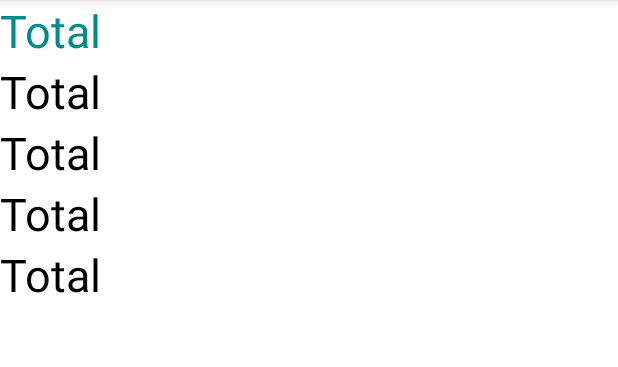
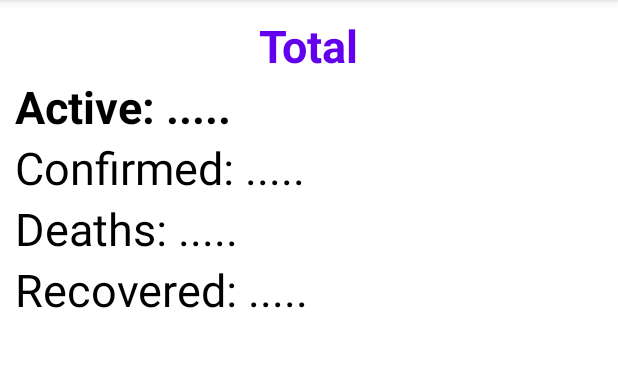
Before and after one commit to epraneeth98/Covid-Cases-Data, an Android app: the StateDataActivity screen opened directly, with no data from a screen before it, on a phone screen of 412 x 824 dp, the part 84-451 px from its top. Run offline under Robolectric (Android 15) with nearby library versions, the phone set to English and light mode, and no system bars; network calls fail; 6 statements that could not run were skipped.

Commit message:
Minor UI changes

```diff
--- a/app/src/main/res/layout/activity_state_data2.xml
+++ b/app/src/main/res/layout/activity_state_data2.xml
@@ -2,32 +2,44 @@
     xmlns:tools="http://schemas.android.com/tools"
     android:layout_width="match_parent"
     android:layout_height="match_parent"
-    android:orientation="vertical">
+    android:orientation="vertical"
+    android:padding="10dp">
 
     <TextView
         android:id="@+id/tv_state_name"
-        android:layout_width="match_parent"
+        android:layout_width="wrap_content"
         android:layout_height="wrap_content"
         android:layout_gravity="center"
         android:text="Total"
-        android:textColor="@color/dark_cyan"
-        android:textSize="30sp" />
+        android:textColor="@color/purple_500"
+        android:textSize="30sp"
+        android:textStyle="bold" />
 
     <TextView
         android:id="@+id/tv_total_state_active"
         android:layout_width="match_parent"
         android:layout_height="wrap_content"
         android:layout_gravity="center"
-        android:text="Total"
+        android:text="Active: ....."
         android:textColor="@color/black"
-        android:textSize="30sp" />
+        android:textSize="30sp"
+        android:textStyle="bold" />
 
     <TextView
         android:id="@+id/tv_total_state_confirmed"
         android:layout_width="match_parent"
         android:layout_height="wrap_content"
         android:layout_gravity="center"
-        android:text="Total"
+        android:text="Confirmed: ....."
+        android:textColor="@color/black"
+        android:textSize="30sp" />
+
+    <TextView
+        android:id="@+id/tv_total_state_deceased"
+        android:layout_width="match_parent"
+        android:layout_height="wrap_content"
+        android:layout_gravity="center"
+        android:text="Deaths: ....."
         android:textColor="@color/black"
         android:textSize="30sp" />
 
@@ -36,16 +48,7 @@
         android:layout_width="match_parent"
         android:layout_height="wrap_content"
         android:layout_gravity="center"
-        android:text="Total"
-        android:textColor="@color/black"
-        android:textSize="30sp" />
-
-    <TextView
-        android:id="@+id/tv_total_state_deceased"
-        android:layout_width="match_parent"
-        android:layout_height="wrap_content"
-        android:layout_gravity="center"
-        android:text="Total"
+        android:text="Recovered: ....."
         android:textColor="@color/black"
         android:textSize="30sp" />
 
--- a/app/src/main/res/layout/simple_list_item_1.xml
+++ b/app/src/main/res/layout/simple_list_item_1.xml
@@ -2,7 +2,7 @@
     android:id="@android:id/text1"
     android:layout_width="fill_parent"
     android:layout_height="wrap_content"
-    android:background="@color/light_grey"
+    android:background="@color/very_light_grey"
     android:padding="3dp"
     android:textColor="@color/black"
     android:textSize="20dp" />
--- a/app/src/main/res/values/colors.xml
+++ b/app/src/main/res/values/colors.xml
@@ -5,7 +5,7 @@
     <color name="purple_700">#FF3700B3</color>
     <color name="teal_200">#FF03DAC5</color>
     <color name="teal_700">#FF018786</color>
-    <color name="very_light_grey">#f9f9f9</color>
+    <color name="very_light_grey">#e0e0e0</color>
     <color name="ivory">#FFFFF0</color>
     <color name="light_yellow">#FFFFE0</color>
     <color name="yellow">#FFFF00</color>
```
Also changed, not shown: app/src/main/res/layout/activity_main.xml (+5 -5 lines).
